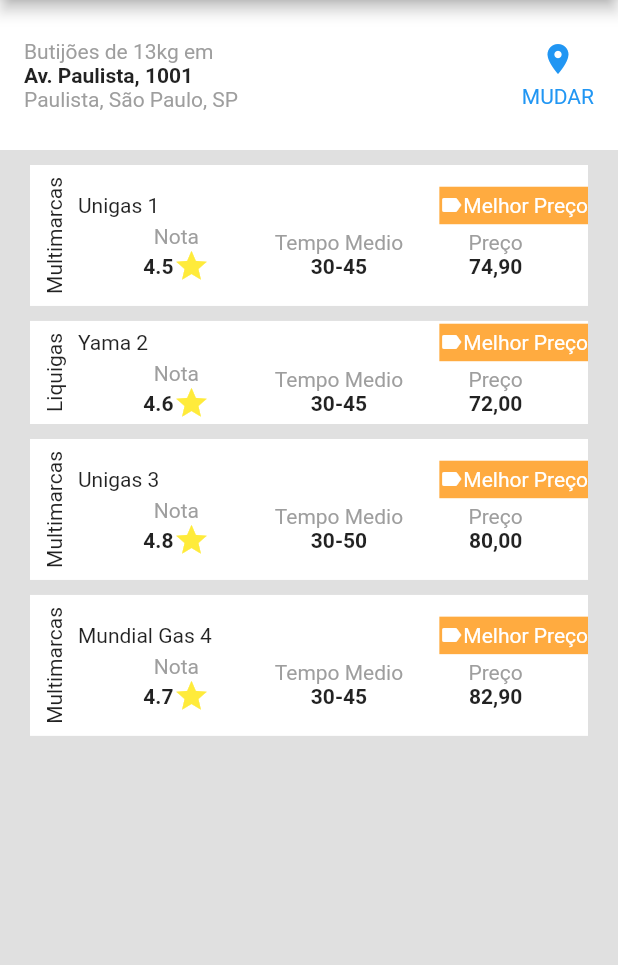
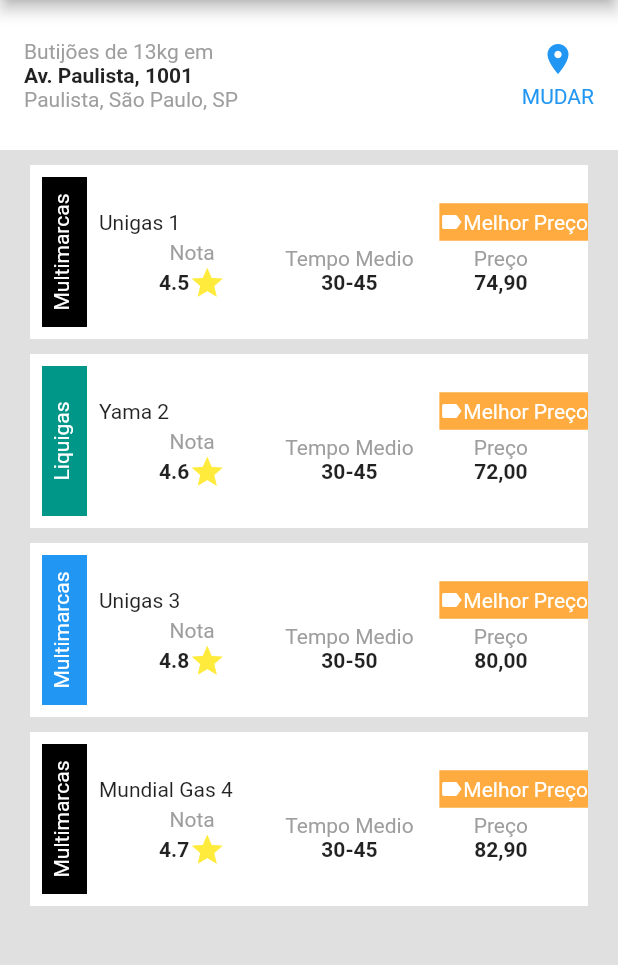
Before and after one commit to ventocilla/flutter_desafio, a Flutter app: the screen it shows after launch, on a phone screen of 412 x 824 dp, the part 84-1049 px from its top. Run offline on Flutter 3.47's test engine with Material 2 defaults, Android fonts, the phone set to English and light mode, and no system bars.

Commit message:
second commit

```diff
--- a/lib/main.dart
+++ b/lib/main.dart
@@ -1,8 +1,4 @@
-import 'dart:convert';
-
 import 'package:flutter/material.dart';
-
-import 'revendaData.dart';
 
 void main() {
   runApp(MyApp());
@@ -24,10 +20,11 @@ class MyApp extends StatelessWidget {
 }
 
 class RevendaModel {
+  final Color color;
   final String marca;
   final String nome;
   final Map<String, String> caracteristicas;
-  RevendaModel({this.marca, this.nome, this.caracteristicas});
+  RevendaModel({this.color, this.marca, this.nome, this.caracteristicas});
 }
 
 class RevendaPage extends StatelessWidget {
@@ -51,7 +48,9 @@ class RevendaPage extends StatelessWidget {
       body: Column(
         children: <Widget>[
           RevendaHeader(),
-          RevendaBody(),
+          Expanded(
+            child: RevendaBody(),
+          ),
         ],
       ),
     );
@@ -73,8 +72,7 @@ class RevendaHeader extends StatelessWidget {
             crossAxisAlignment: CrossAxisAlignment.start,
             children: <Widget>[
               Text('Butijões de 13kg em', style: TextStyle(color: Colors.grey)),
-              Text('Av. Paulista, 1001',
-                  style: TextStyle(fontWeight: FontWeight.bold)),
+              Text('Av. Paulista, 1001', style: TextStyle(fontWeight: FontWeight.bold)),
               Text(
                 'Paulista, São Paulo, SP',
                 style: TextStyle(color: Colors.grey),
@@ -95,24 +93,13 @@ class RevendaHeader extends StatelessWidget {
   }
 }
 
+/*
 class RevendaBody extends StatelessWidget {
   final revendas = [
-    RevendaModel(
-        marca: 'Multimarcas',
-        nome: 'Unigas 1',
-        caracteristicas: {'nota': '4.5', 'tempo': '30-45', 'preco': '74,90'}),
-    RevendaModel(
-        marca: 'Liquigas',
-        nome: 'Yama 2',
-        caracteristicas: {'nota': '4.6', 'tempo': '30-45', 'preco': '72,00'}),
-    RevendaModel(
-        marca: 'Multimarcas',
-        nome: 'Unigas 3',
-        caracteristicas: {'nota': '4.8', 'tempo': '30-50', 'preco': '80,00'}),
-    RevendaModel(
-        marca: 'Multimarcas',
-        nome: 'Mundial Gas 4',
-        caracteristicas: {'nota': '4.7', 'tempo': '30-45', 'preco': '82,90'}),
+    RevendaModel(marca: 'Multimarcas', nome: 'Unigas 1', caracteristicas: {'nota': '4.5', 'tempo': '30-45', 'preco': '74,90'}, color: Colors.black),
+    RevendaModel(marca: 'Liquigas', nome: 'Yama 2', caracteristicas: {'nota': '4.6', 'tempo': '30-45', 'preco': '72,00'}, color: Colors.teal),
+    RevendaModel(marca: 'Multimarcas', nome: 'Unigas 3', caracteristicas: {'nota': '4.8', 'tempo': '30-50', 'preco': '80,00'}, color: Colors.blue),
+    RevendaModel(marca: 'Multimarcas', nome: 'Mundial Gas 4', caracteristicas: {'nota': '4.7', 'tempo': '30-45', 'preco': '82,90'}, color: Colors.black),
   ];
 
   @override
@@ -128,8 +115,38 @@ class RevendaBody extends StatelessWidget {
               nota: revenda.caracteristicas['nota'],
               tempo: revenda.caracteristicas['tempo'],
               preco: revenda.caracteristicas['preco'],
+              color: revenda.color,
             ),
         ],
+      ),
+    );
+  }
+}
+*/
+
+class RevendaBody extends StatelessWidget {
+  final revendas = [
+    RevendaModel(marca: 'Multimarcas', nome: 'Unigas 1', caracteristicas: {'nota': '4.5', 'tempo': '30-45', 'preco': '74,90'}, color: Colors.black),
+    RevendaModel(marca: 'Liquigas', nome: 'Yama 2', caracteristicas: {'nota': '4.6', 'tempo': '30-45', 'preco': '72,00'}, color: Colors.teal),
+    RevendaModel(marca: 'Multimarcas', nome: 'Unigas 3', caracteristicas: {'nota': '4.8', 'tempo': '30-50', 'preco': '80,00'}, color: Colors.blue),
+    RevendaModel(marca: 'Multimarcas', nome: 'Mundial Gas 4', caracteristicas: {'nota': '4.7', 'tempo': '30-45', 'preco': '82,90'}, color: Colors.black),
+  ];
+
+  @override
+  Widget build(BuildContext context) {
+    return Container(
+      child: ListView.builder(
+        itemCount: revendas.length,
+        itemBuilder: (_, index) {
+          return RevendaCard(
+            marca: revendas[index].marca,
+            nome: revendas[index].nome,
+            nota: revendas[index].caracteristicas['nota'],
+            tempo: revendas[index].caracteristicas['tempo'],
+            preco: revendas[index].caracteristicas['preco'],
+            color: revendas[index].color,
+          );
+        },
       ),
     );
   }
@@ -141,7 +158,8 @@ class RevendaCard extends StatelessWidget {
   final String nota;
   final String tempo;
   final String preco;
-  RevendaCard({this.marca, this.nome, this.nota, this.tempo, this.preco});
+  final Color color;
+  RevendaCard({this.marca, this.nome, this.nota, this.tempo, this.preco, this.color});
 
   @override
   Widget build(BuildContext context) {
@@ -156,10 +174,21 @@ class RevendaCard extends StatelessWidget {
             children: <Widget>[
               Padding(
                 padding: const EdgeInsets.all(8.0),
-                //child: RotatedBox(quarterTurns: -1, child: Text('Multimarcas'),),
-                child: RotatedBox(
-                  quarterTurns: -1,
-                  child: Text(marca),
+                child: Container(
+                  width: 30,
+                  height: 100,
+                  color: color,
+                  child: RotatedBox(
+                    quarterTurns: -1,
+                    child: Padding(
+                      padding: const EdgeInsets.only(top: 5, bottom: 5),
+                      child: Text(
+                        marca,
+                        style: TextStyle(color: Colors.white),
+                        textAlign: TextAlign.center,
+                      ),
+                    ),
+                  ),
                 ),
               ),
               Expanded(
@@ -167,7 +196,6 @@ class RevendaCard extends StatelessWidget {
                   children: <Widget>[
                     Row(
                       children: <Widget>[
-                        //Expanded(child: Text('Unigas')),
                         Expanded(child: Text(nome)),
                         Container(
                           height: 25,
@@ -175,9 +203,7 @@ class RevendaCard extends StatelessWidget {
                           child: Row(
                             children: <Widget>[
                               Icon(Icons.label, color: Colors.white, size: 16),
-                              Text('Melhor Preço',
-                                  style: TextStyle(
-                                      color: Colors.white, fontSize: 14)),
+                              Text('Melhor Preço', style: TextStyle(color: Colors.white, fontSize: 14)),
                             ],
                           ),
                         )
@@ -191,10 +217,7 @@ class RevendaCard extends StatelessWidget {
                             Text('Nota', style: TextStyle(color: Colors.grey)),
                             Row(
                               children: <Widget>[
-                                //Text('4.5', style: TextStyle(fontWeight: FontWeight.bold)),
-                                Text(nota,
-                                    style:
-                                        TextStyle(fontWeight: FontWeight.bold)),
+                                Text(nota, style: TextStyle(fontWeight: FontWeight.bold)),
                                 Icon(
                                   Icons.star,
                                   color: Colors.yellow,
@@ -205,19 +228,14 @@ class RevendaCard extends StatelessWidget {
                         ),
                         Column(
                           children: <Widget>[
-                            Text('Tempo Medio',
-                                style: TextStyle(color: Colors.grey)),
-                            //Text('30-45 min', style: TextStyle(fontWeight: FontWeight.bold)),
-                            Text(tempo,
-                                style: TextStyle(fontWeight: FontWeight.bold)),
+                            Text('Tempo Medio', style: TextStyle(color: Colors.grey)),
+                            Text(tempo, style: TextStyle(fontWeight: FontWeight.bold)),
                           ],
                         ),
                         Column(
                           children: <Widget>[
                             Text('Preço', style: TextStyle(color: Colors.grey)),
-                            //Text('74,90', style: TextStyle(fontWeight: FontWeight.bold)),
-                            Text(preco,
-                                style: TextStyle(fontWeight: FontWeight.bold)),
+                            Text(preco, style: TextStyle(fontWeight: FontWeight.bold)),
                           ],
                         ),
                       ],
--- a/lib/main_Last.dart
+++ b/lib/main_Last.dart
@@ -19,40 +19,13 @@ class MyApp extends StatelessWidget {
   }
 }
 
-List<Map> revendasList = [
-  {
-    'marca': 'Multimarcas',
-    'nome': 'Unigas',
-    'caracteristicas': {
-      'nota': '4.5',
-      'tempo medio': '30-45',
-      'preco': '74,90'
-    },},
-  {
-    'marca': 'Liquigas',
-    'nome': 'Yama Gas Bom Pastor',
-    'caracteristicas': {
-      'nota': '4.6',
-      'tempo medio': '30-45',
-      'preco': '72,00'
-    },},
-  {
-    'marca': 'Multimarcas',
-    'nome': 'Unigas',
-    'caracteristicas': {
-      'nota': '4.8',
-      'tempo medio': '30-50',
-      'preco': '80,00'
-    },},
-  {
-    'marca': 'Multimarcas',
-    'nome': 'Mundial Gas',
-    'caracteristicas': {
-      'nota': '4.7',
-      'tempo medio': '30-45',
-      'preco': '82,90'
-    },},
-];
+class RevendaModel {
+  final Color color;
+  final String marca;
+  final String nome;
+  final Map<String, String> caracteristicas;
+  RevendaModel({this.color, this.marca, this.nome, this.caracteristicas});
+}
 
 class RevendaPage extends StatelessWidget {
   @override
@@ -72,31 +45,17 @@ class RevendaPage extends StatelessWidget {
           ),
         ],
       ),
-      body:  Column(
+      body: Column(
         children: <Widget>[
-          Header(),
-          //revendasList.map((e) => null).toList();
-          /*
-          Column(
-            children: <Widget>[
-              SizedBox(height: 20),
-              Card(),
-              SizedBox(height: 20),
-              Card(),
-              SizedBox(height: 20),
-              Card(),
-              SizedBox(height: 20),
-              Card(),
-            ],
-          ),
-          */
+          RevendaHeader(),
+          Expanded(child: SingleChildScrollView(child: RevendaBody())),
         ],
       ),
     );
   }
 }
 
-class Header extends StatelessWidget {
+class RevendaHeader extends StatelessWidget {
   @override
   Widget build(BuildContext context) {
     return Container(
@@ -112,7 +71,8 @@ class Header extends StatelessWidget {
             children: <Widget>[
               Text('Butijões de 13kg em', style: TextStyle(color: Colors.grey)),
               Text('Av. Paulista, 1001', style: TextStyle(fontWeight: FontWeight.bold)),
-              Text('Paulista, São Paulo, SP',
+              Text(
+                'Paulista, São Paulo, SP',
                 style: TextStyle(color: Colors.grey),
               ),
             ],
@@ -123,18 +83,58 @@ class Header extends StatelessWidget {
               Icon(Icons.location_on, color: Colors.blue),
               SizedBox(height: 5),
               Text('MUDAR', style: TextStyle(color: Colors.blue)),
-         ],)
+            ],
+          ),
         ],
       ),
     );
   }
 }
 
-class Card extends StatelessWidget {
+class RevendaBody extends StatelessWidget {
+  final revendas = [
+    RevendaModel(marca: 'Multimarcas', nome: 'Unigas 1', caracteristicas: {'nota': '4.5', 'tempo': '30-45', 'preco': '74,90'}, color: Colors.black),
+    RevendaModel(marca: 'Liquigas', nome: 'Yama 2', caracteristicas: {'nota': '4.6', 'tempo': '30-45', 'preco': '72,00'}, color: Colors.teal),
+    RevendaModel(marca: 'Multimarcas', nome: 'Unigas 3', caracteristicas: {'nota': '4.8', 'tempo': '30-50', 'preco': '80,00'}, color: Colors.blue),
+    RevendaModel(marca: 'Multimarcas', nome: 'Mundial Gas 4', caracteristicas: {'nota': '4.7', 'tempo': '30-45', 'preco': '82,90'}, color: Colors.black),
+  ];
 
   @override
   Widget build(BuildContext context) {
     return Container(
+      child: Column(
+        crossAxisAlignment: CrossAxisAlignment.start,
+        children: <Widget>[
+          for (final revenda in revendas)
+            RevendaCard(
+              marca: revenda.marca,
+              nome: revenda.nome,
+              nota: revenda.caracteristicas['nota'],
+              tempo: revenda.caracteristicas['tempo'],
+              preco: revenda.caracteristicas['preco'],
+              color: revenda.color,
+            ),
+        ],
+      ),
+    );
+  }
+}
+
+class RevendaCard extends StatelessWidget {
+  final String marca;
+  final String nome;
+  final String nota;
+  final String tempo;
+  final String preco;
+  final Color color;
+  RevendaCard({this.marca, this.nome, this.nota, this.tempo, this.preco, this.color});
+
+  @override
+  Widget build(BuildContext context) {
+    return Column(
+      children: <Widget>[
+        SizedBox(height: 10),
+        Container(
           margin: EdgeInsets.symmetric(horizontal: 20),
           color: Colors.white,
           child: Container(
@@ -142,14 +142,29 @@ class Card extends StatelessWidget {
             children: <Widget>[
               Padding(
                 padding: const EdgeInsets.all(8.0),
-              child: RotatedBox(quarterTurns: -1, child: Text('Multimarcas'),),
+                child: Container(
+                  width: 30,
+                  height: 100,
+                  color: color,
+                  child: RotatedBox(
+                    quarterTurns: -1,
+                    child: Padding(
+                      padding: const EdgeInsets.only(top: 5, bottom: 5),
+                      child: Text(
+                        marca,
+                        style: TextStyle(color: Colors.white),
+                        textAlign: TextAlign.center,
+                      ),
+                    ),
+                  ),
+                ),
               ),
               Expanded(
                 child: Column(
                   children: <Widget>[
                     Row(
                       children: <Widget>[
-                      Expanded(child: Text('Unigas')),
+                        Expanded(child: Text(nome)),
                         Container(
                           height: 25,
                           color: Colors.orangeAccent,
@@ -157,9 +172,11 @@ class Card extends StatelessWidget {
                             children: <Widget>[
                               Icon(Icons.label, color: Colors.white, size: 16),
                               Text('Melhor Preço', style: TextStyle(color: Colors.white, fontSize: 14)),
-                        ],),
+                            ],
+                          ),
                         )
-                    ],),
+                      ],
+                    ),
                     Row(
                       mainAxisAlignment: MainAxisAlignment.spaceEvenly,
                       children: <Widget>[
@@ -168,8 +185,11 @@ class Card extends StatelessWidget {
                             Text('Nota', style: TextStyle(color: Colors.grey)),
                             Row(
                               children: <Widget>[
-                              Text('4.5', style: TextStyle(fontWeight: FontWeight.bold)),
-                              Icon(Icons.star, color: Colors.yellow,),
+                                Text(nota, style: TextStyle(fontWeight: FontWeight.bold)),
+                                Icon(
+                                  Icons.star,
+                                  color: Colors.yellow,
+                                ),
                               ],
                             ),
                           ],
@@ -177,13 +197,13 @@ class Card extends StatelessWidget {
                         Column(
                           children: <Widget>[
                             Text('Tempo Medio', style: TextStyle(color: Colors.grey)),
-                          Text('30-45 min', style: TextStyle(fontWeight: FontWeight.bold)),
+                            Text(tempo, style: TextStyle(fontWeight: FontWeight.bold)),
                           ],
                         ),
                         Column(
                           children: <Widget>[
                             Text('Preço', style: TextStyle(color: Colors.grey)),
-                          Text('74,90', style: TextStyle(fontWeight: FontWeight.bold)),
+                            Text(preco, style: TextStyle(fontWeight: FontWeight.bold)),
                           ],
                         ),
                       ],
@@ -192,8 +212,9 @@ class Card extends StatelessWidget {
                 ),
               ),
             ],
-        )
+          )),
         ),
+      ],
     );
   }
 }
```
Lines whose indentation alone changed are shown as unchanged.
